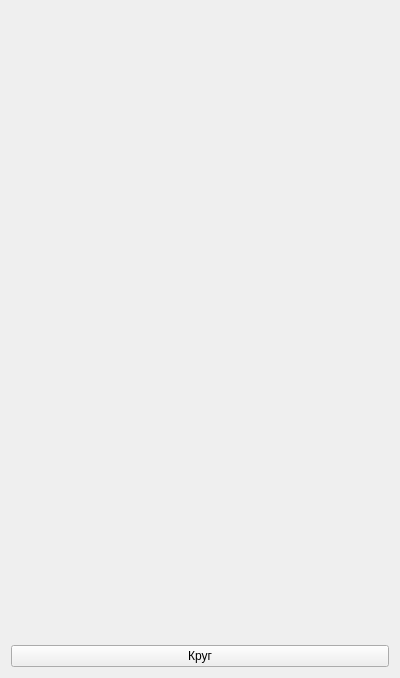
Qt form Ui.ui (Kyrynd1y/Miass-Fomichev) before a commit.
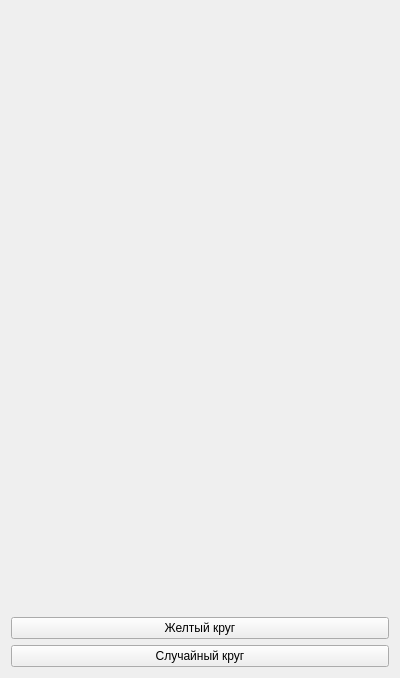
The same form after that commit.

Commit message: Решение задачи 3

Patch:
```diff
--- a/Ui.ui
+++ b/Ui.ui
@@ -27,10 +27,17 @@
      </property>
     </spacer>
    </item>
+   <item>
+    <widget class="QPushButton" name="pushButton_2">
+     <property name="text">
+      <string>Желтый круг</string>
+     </property>
+    </widget>
+   </item>
    <item>
     <widget class="QPushButton" name="pushButton">
      <property name="text">
-      <string>Круг</string>
+      <string>Случайный круг</string>
      </property>
     </widget>
    </item>
```
The commit also changes 2 other files.
